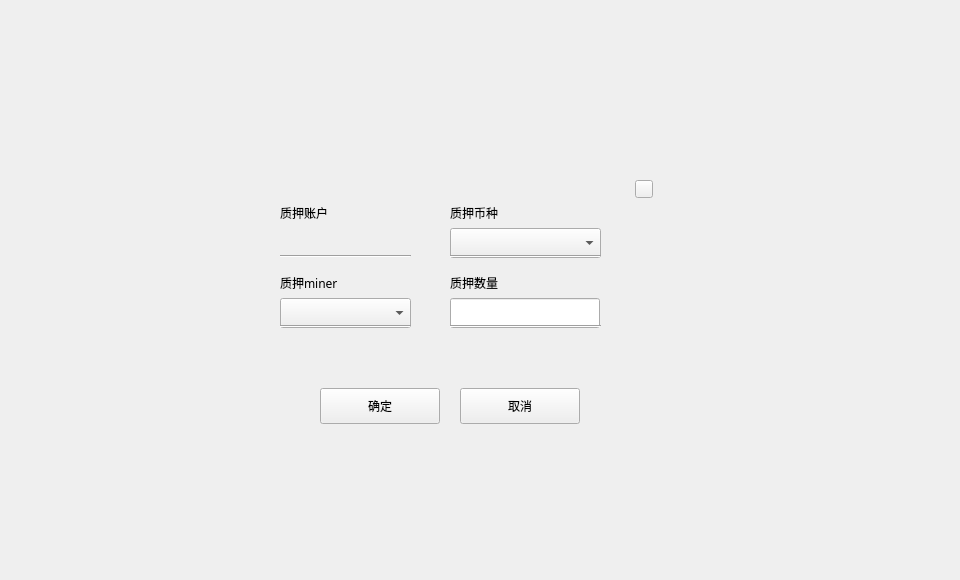
Qt form miner/locktominerdialog.ui (HcashOrg/hx-indicator) before a commit.
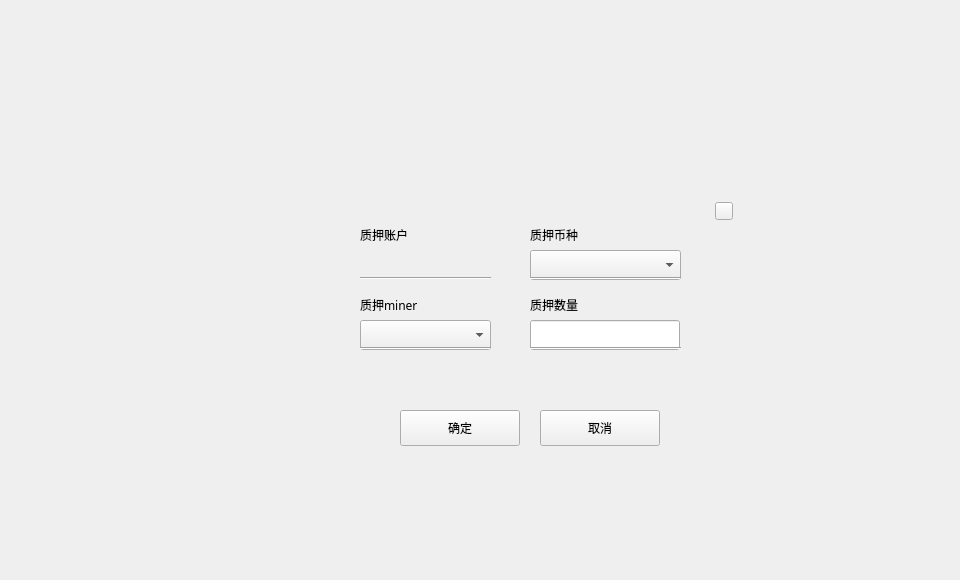
The same form after that commit.

```diff
--- a/miner/locktominerdialog.ui
+++ b/miner/locktominerdialog.ui
@@ -25,8 +25,8 @@
    <widget class="QWidget" name="containerWidget" native="true">
     <property name="geometry">
      <rect>
-      <x>240</x>
-      <y>168</y>
+      <x>320</x>
+      <y>190</y>
       <width>420</width>
       <height>300</height>
      </rect>
```
